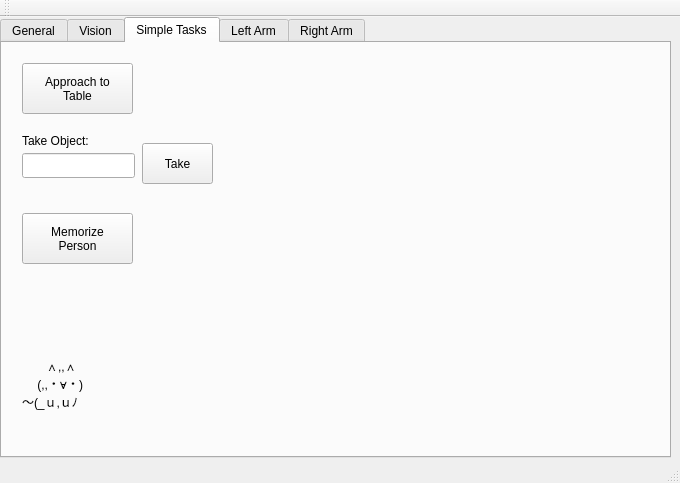
Above: catkin_ws/src/hri/justina/justina_gui/src/MainWindow.ui from RobotJustina/Juskeshino before the change. Below: the same form after it.
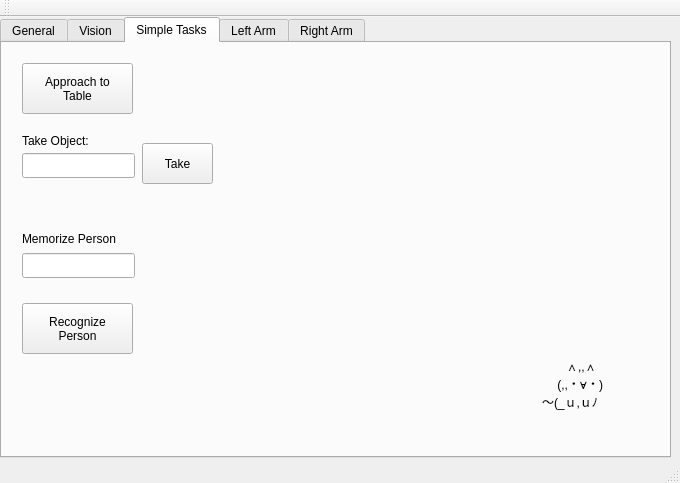
That is the form after the change. The open tabs and pages were chosen to show the change.

Commit message: Added face memorization button to the GUI

Diff of the .ui file:
```diff
--- a/catkin_ws/src/hri/justina/justina_gui/src/MainWindow.ui
+++ b/catkin_ws/src/hri/justina/justina_gui/src/MainWindow.ui
@@ -1309,24 +1309,10 @@
        <string>Take</string>
       </property>
      </widget>
-     <widget class="QPushButton" name="tksBtnApproachTable_2">
-      <property name="geometry">
-       <rect>
-        <x>20</x>
-        <y>170</y>
-        <width>111</width>
-        <height>51</height>
-       </rect>
-      </property>
-      <property name="text">
-       <string>Memorize
-Person</string>
-      </property>
-     </widget>
      <widget class="QLabel" name="label_9">
       <property name="geometry">
        <rect>
-        <x>20</x>
+        <x>540</x>
         <y>290</y>
         <width>121</width>
         <height>101</height>
@@ -1338,6 +1324,43 @@
 ～(_ｕ,ｕﾉ</string>
       </property>
      </widget>
+     <widget class="QPushButton" name="tksBtnRecognizePerson">
+      <property name="geometry">
+       <rect>
+        <x>20</x>
+        <y>260</y>
+        <width>111</width>
+        <height>51</height>
+       </rect>
+      </property>
+      <property name="text">
+       <string>Recognize
+Person</string>
+      </property>
+     </widget>
+     <widget class="QLabel" name="label_10">
+      <property name="geometry">
+       <rect>
+        <x>20</x>
+        <y>170</y>
+        <width>141</width>
+        <height>51</height>
+       </rect>
+      </property>
+      <property name="text">
+       <string>Memorize Person</string>
+      </property>
+     </widget>
+     <widget class="QLineEdit" name="tksBtnMemorizePerson">
+      <property name="geometry">
+       <rect>
+        <x>20</x>
+        <y>210</y>
+        <width>113</width>
+        <height>25</height>
+       </rect>
+      </property>
+     </widget>
     </widget>
     <widget class="QWidget" name="tab_2">
      <attribute name="title">
```
Left out of the diff: 3 changed lines with no effect on the pictures. The commit also changes 11 other files.
